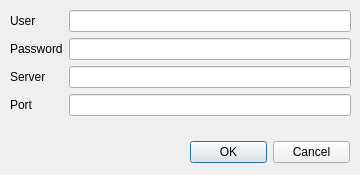
Above: client/connectdialog.ui from garretraziel/icp before the change. Below: the same form after it.
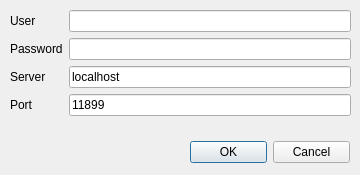
That is the form after the change.

Patch:
```diff
--- a/client/connectdialog.ui
+++ b/client/connectdialog.ui
@@ -81,10 +81,18 @@
      </widget>
     </item>
     <item row="2" column="1">
-     <widget class="QLineEdit" name="server"/>
+     <widget class="QLineEdit" name="server">
+      <property name="text">
+       <string>localhost</string>
+      </property>
+     </widget>
     </item>
     <item row="3" column="1">
-     <widget class="QLineEdit" name="port"/>
+     <widget class="QLineEdit" name="port">
+      <property name="text">
+       <string>11899</string>
+      </property>
+     </widget>
     </item>
    </layout>
   </widget>
```
